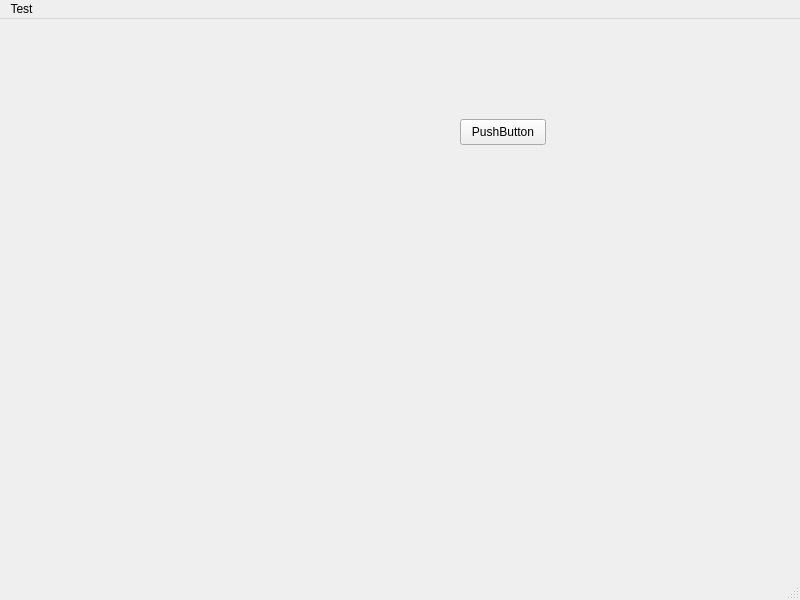
The window that app/ui/main.ui (wharton-SP/progres) describes before a commit, drawn with Qt 5.
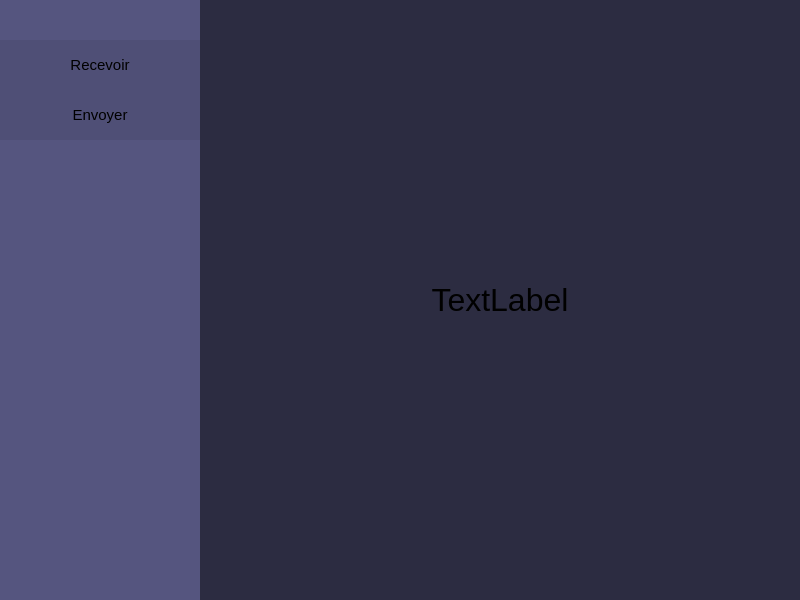
The same window after the commit.

Diff of the .ui file:
```diff
--- a/app/ui/main.ui
+++ b/app/ui/main.ui
@@ -14,42 +14,219 @@
    <string>MainWindow</string>
   </property>
   <widget class="QWidget" name="centralwidget">
-   <widget class="QPushButton" name="pushButton">
-    <property name="geometry">
-     <rect>
-      <x>460</x>
-      <y>100</y>
-      <width>86</width>
-      <height>26</height>
-     </rect>
+   <layout class="QGridLayout" name="gridLayout">
+    <property name="leftMargin">
+     <number>0</number>
     </property>
-    <property name="text">
-     <string>PushButton</string>
+    <property name="topMargin">
+     <number>0</number>
     </property>
-   </widget>
-  </widget>
-  <widget class="QMenuBar" name="menubar">
-   <property name="geometry">
-    <rect>
-     <x>0</x>
-     <y>0</y>
-     <width>800</width>
-     <height>23</height>
-    </rect>
-   </property>
-   <widget class="QMenu" name="menuTest">
-    <property name="title">
-     <string>Test</string>
+    <property name="rightMargin">
+     <number>0</number>
     </property>
-    <addaction name="actionLeka"/>
-    <addaction name="actionMerde"/>
-    <addaction name="separator"/>
-    <addaction name="actionOka"/>
-    <addaction name="actionKos"/>
-   </widget>
-   <addaction name="menuTest"/>
+    <property name="bottomMargin">
+     <number>0</number>
+    </property>
+    <property name="horizontalSpacing">
+     <number>6</number>
+    </property>
+    <item row="0" column="0">
+     <layout class="QHBoxLayout" name="horizontalLayout" stretch="0,0">
+      <property name="spacing">
+       <number>0</number>
+      </property>
+      <item>
+       <widget class="QWidget" name="sidePanel" native="true">
+        <property name="sizePolicy">
+         <sizepolicy hsizetype="MinimumExpanding" vsizetype="Preferred">
+          <horstretch>0</horstretch>
+          <verstretch>0</verstretch>
+         </sizepolicy>
+        </property>
+        <property name="minimumSize">
+         <size>
+          <width>150</width>
+          <height>0</height>
+         </size>
+        </property>
+        <property name="maximumSize">
+         <size>
+          <width>200</width>
+          <height>16777215</height>
+         </size>
+        </property>
+        <property name="styleSheet">
+         <string notr="true">background-color: rgb(85, 85, 127);</string>
+        </property>
+        <layout class="QGridLayout" name="gridLayout_2">
+         <property name="leftMargin">
+          <number>0</number>
+         </property>
+         <property name="topMargin">
+          <number>0</number>
+         </property>
+         <property name="rightMargin">
+          <number>0</number>
+         </property>
+         <property name="bottomMargin">
+          <number>0</number>
+         </property>
+         <property name="spacing">
+          <number>0</number>
+         </property>
+         <item row="0" column="0">
+          <layout class="QVBoxLayout" name="verticalLayout" stretch="0,0,0,4">
+           <property name="spacing">
+            <number>0</number>
+           </property>
+           <item>
+            <spacer name="verticalSpacer_2">
+             <property name="orientation">
+              <enum>Qt::Orientation::Vertical</enum>
+             </property>
+             <property name="sizeHint" stdset="0">
+              <size>
+               <width>20</width>
+               <height>40</height>
+              </size>
+             </property>
+            </spacer>
+           </item>
+           <item>
+            <widget class="QPushButton" name="navButtonReceiver">
+             <property name="font">
+              <font>
+               <pointsize>11</pointsize>
+              </font>
+             </property>
+             <property name="cursor">
+              <cursorShape>PointingHandCursor</cursorShape>
+             </property>
+             <property name="styleSheet">
+              <string notr="true">QPushButton {
+	background-color: rgb(79, 79, 118);
+	border: none;
+	padding: 16px 0px;
+}
+
+QPushButton:hover {
+	background-color: rgb(70, 70, 104);
+}</string>
+             </property>
+             <property name="text">
+              <string>Recevoir</string>
+             </property>
+            </widget>
+           </item>
+           <item>
+            <widget class="QPushButton" name="navButtonSender">
+             <property name="font">
+              <font>
+               <pointsize>11</pointsize>
+              </font>
+             </property>
+             <property name="cursor">
+              <cursorShape>PointingHandCursor</cursorShape>
+             </property>
+             <property name="styleSheet">
+              <string notr="true">QPushButton {
+	background-color: rgb(79, 79, 118);
+	border: none;
+	padding: 16px 0px;
+}
+
+QPushButton:hover {
+	background-color: rgb(70, 70, 104);
+}</string>
+             </property>
+             <property name="text">
+              <string>Envoyer</string>
+             </property>
+            </widget>
+           </item>
+           <item>
+            <spacer name="verticalSpacer">
+             <property name="orientation">
+              <enum>Qt::Orientation::Vertical</enum>
+             </property>
+             <property name="sizeHint" stdset="0">
+              <size>
+               <width>20</width>
+               <height>40</height>
+              </size>
+             </property>
+            </spacer>
+           </item>
+          </layout>
+         </item>
+        </layout>
+       </widget>
+      </item>
+      <item>
+       <widget class="QStackedWidget" name="stackedWidget">
+        <property name="maximumSize">
+         <size>
+          <width>16777215</width>
+          <height>16777215</height>
+         </size>
+        </property>
+        <property name="styleSheet">
+         <string notr="true">background-color: rgb(44, 44, 65);</string>
+        </property>
+        <property name="currentIndex">
+         <number>0</number>
+        </property>
+        <widget class="QWidget" name="receiver">
+         <layout class="QGridLayout" name="gridLayout_3">
+          <property name="leftMargin">
+           <number>0</number>
+          </property>
+          <property name="topMargin">
+           <number>0</number>
+          </property>
+          <property name="rightMargin">
+           <number>0</number>
+          </property>
+          <property name="bottomMargin">
+           <number>0</number>
+          </property>
+          <property name="spacing">
+           <number>0</number>
+          </property>
+          <item row="0" column="0">
+           <layout class="QVBoxLayout" name="verticalLayout_2">
+            <item>
+             <widget class="QLabel" name="ipAddress">
+              <property name="sizePolicy">
+               <sizepolicy hsizetype="Preferred" vsizetype="Preferred">
+                <horstretch>0</horstretch>
+                <verstretch>0</verstretch>
+               </sizepolicy>
+              </property>
+              <property name="font">
+               <font>
+                <pointsize>24</pointsize>
+               </font>
+              </property>
+              <property name="text">
+               <string>TextLabel</string>
+              </property>
+              <property name="alignment">
+               <set>Qt::AlignmentFlag::AlignCenter</set>
+              </property>
+             </widget>
+            </item>
+           </layout>
+          </item>
+         </layout>
+        </widget>
+        <widget class="QWidget" name="sender"/>
+       </widget>
+      </item>
+     </layout>
+    </item>
+   </layout>
   </widget>
-  <widget class="QStatusBar" name="statusbar"/>
   <action name="actionLeka">
    <property name="text">
     <string>Leka</string>
```
